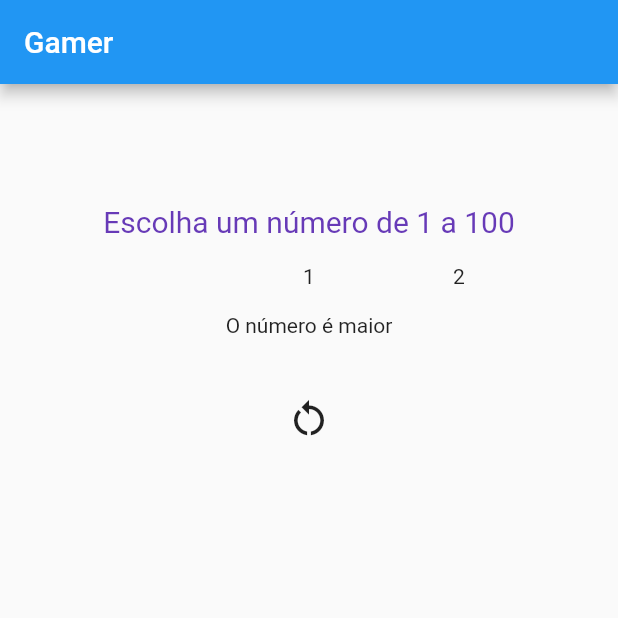
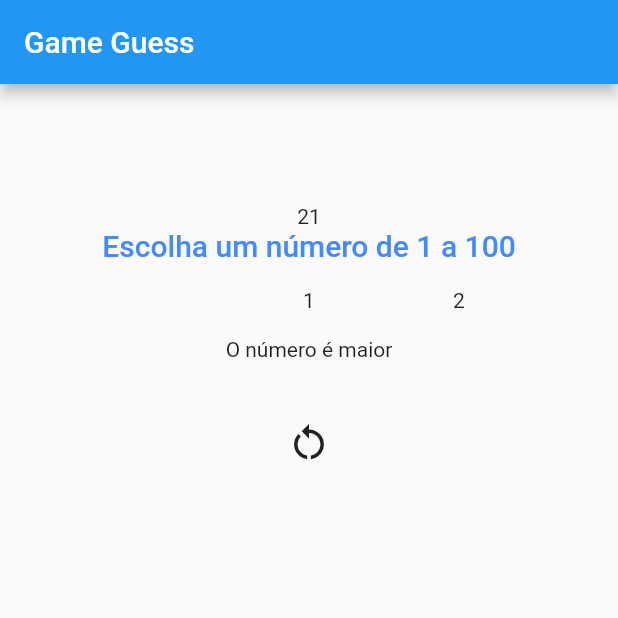
Before and after one commit to EzequielCosta/gamer_guessing, a Flutter app: the screen it shows after launch, after a tap on the "restart alt" icon, on a phone screen of 412 x 824 dp, the top half of it. Run offline on Flutter 3.47's test engine with Material 2 defaults, Android fonts, the phone set to English and light mode, and no system bars; drawn by our look-alikes of numberpicker.

Commit message:
Separação dos componentes e interação entre eles

```diff
--- a/lib/main.dart
+++ b/lib/main.dart
@@ -4,11 +4,11 @@ import 'package:flutter/material.dart';
 import 'package:numberpicker/numberpicker.dart';
 
 void main() {
-  runApp(const GamerGuess());
+  runApp(const Game());
 }
 
-class GamerGuess extends StatelessWidget {
-  const GamerGuess({Key? key}) : super(key: key);
+class Game extends StatelessWidget {
+  const Game({Key? key}) : super(key: key);
 
   // This widget is the root of your application.
   @override
@@ -16,66 +16,32 @@ class GamerGuess extends StatelessWidget {
     return MaterialApp(
       home: Scaffold(
           appBar: AppBar(
-            title: const Text("Gamer"),
+            title: const Text("Game Guess"),
           ),
           body: Container(
             margin: const EdgeInsets.only(top: 80),
-            child: const Games(),
+            child: const GamerGuess(),
           )),
     );
   }
 }
 
-class Games extends StatefulWidget {
-  const Games({Key? key}) : super(key: key);
+class GamerGuess extends StatefulWidget {
+  const GamerGuess({Key? key}) : super(key: key);
   @override
-  GamesState createState() => GamesState();
+  State<GamerGuess> createState() => GamerGuessState();
 }
 
-class GamesState extends State<Games> {
+class GamerGuessState extends State<GamerGuess> {
   int _numberRandom = Random().nextInt(100) + 1;
   int _number = 1;
+  bool _numberRight = false;
   String info = "";
-  TextStyle _styleFindNumber = TextStyle();
 
-  @override
-  Widget build(BuildContext context) {
-    return Center(
-        child: Column(
-            crossAxisAlignment: CrossAxisAlignment.center,
-            children: <Widget>[
-          const Text(
-            "Escolha um número de 1 a 100",
-            style: TextStyle(fontSize: 20, color: Colors.deepPurple),
-          ),
-          NumberPicker(
-            minValue: 1,
-            maxValue: 100,
-            value: _number,
-            onChanged: (int value) => {onChange(value)},
-            axis: Axis.horizontal,
-            selectedTextStyle: _styleFindNumber,
-          ),
-          Text(info),
-          Container(
-            margin: const EdgeInsets.only(top: 30),
-            child: IconButton(
-                iconSize: 30,
-                onPressed: () {
-                  setState(() {
-                    _numberRandom = Random().nextInt(100) + 1;
-                    checkHits();
-                  });
-                },
-                icon: const Icon(
-                  Icons.restart_alt,
-                  size: 30,
-                )),
-          )
-        ]));
-  }
+  final TextStyle? styleLabel = const TextStyle(
+      fontSize: 20, color: Colors.blueAccent, fontWeight: FontWeight.w500);
 
-  void onChange(int value) {
+  void changeNumber(int value) {
     setState(() {
       _number = value;
     });
@@ -84,19 +50,96 @@ class GamesState extends State<Games> {
 
   void checkHits() {
     final String text;
-    TextStyle textStyle = const TextStyle();
+    bool numberRight = false;
     if (_number > _numberRandom) {
       text = "O número é menor";
     } else if (_number < _numberRandom) {
       text = "O número é maior";
     } else {
-      textStyle =
-          const TextStyle(color: Colors.green, fontWeight: FontWeight.bold);
       text = "Número correto!";
+      numberRight = true;
     }
     setState(() {
       info = text;
-      _styleFindNumber = textStyle;
+      _numberRight = numberRight;
     });
   }
+
+  void resetNumberRandom() {
+    setState(() {
+      _numberRandom = Random().nextInt(100) + 1;
+      checkHits();
+    });
+  }
+
+  @override
+  Widget build(BuildContext context) {
+    //checkHits();
+    return Center(
+        child: Column(
+            crossAxisAlignment: CrossAxisAlignment.center,
+            children: <Widget>[
+          Text(_numberRandom.toString()),
+          Text("Escolha um número de 1 a 100", style: styleLabel),
+          NumberPickerInput(_number, changeNumber, _numberRight),
+          Text(info),
+          Container(
+              margin: const EdgeInsets.only(top: 30),
+              child: ButtonReset(resetNumberRandom))
+        ]));
+  }
 }
+
+// ignore: must_be_immutable
+class NumberPickerInput extends StatelessWidget {
+  int number;
+  ValueChanged<int> changeNumber;
+  // ignore: non_constant_identifier_names
+  bool number_right;
+
+  NumberPickerInput(this.number, this.changeNumber, this.number_right,
+      {Key? key})
+      : super(key: key);
+
+  @override
+  Widget build(BuildContext context) {
+    return NumberPicker(
+        minValue: 1,
+        maxValue: 100,
+        value: number,
+        onChanged: changeNumber,
+        axis: Axis.horizontal,
+        selectedTextStyle: number_right
+            ? const TextStyle(color: Colors.green, fontSize: 30)
+            : const TextStyle());
+  }
+}
+
+// ignore: must_be_immutable
+class TextInfo extends StatelessWidget {
+  String message;
+
+  TextInfo(this.message, {Key? key}) : super(key: key);
+
+  @override
+  Widget build(BuildContext context) {
+    return Text(message);
+  }
+}
+
+// ignore: must_be_immutable
+class ButtonReset extends StatelessWidget {
+  VoidCallback resetNumber;
+  ButtonReset(this.resetNumber, {Key? key}) : super(key: key);
+
+  @override
+  Widget build(BuildContext context) {
+    return IconButton(
+        iconSize: 30,
+        onPressed: resetNumber,
+        icon: const Icon(
+          Icons.restart_alt,
+          size: 30,
+        ));
+  }
+}
```
